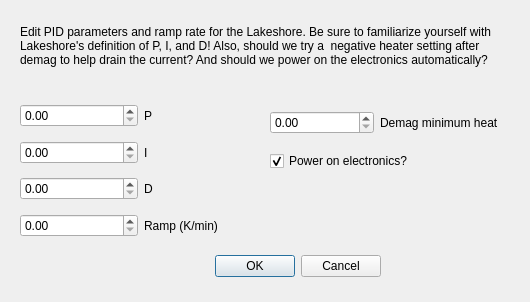
Qt form adr_gui/lakeshore_advanced.ui (usnistgov/quantum-sensors-tdm) before a commit.
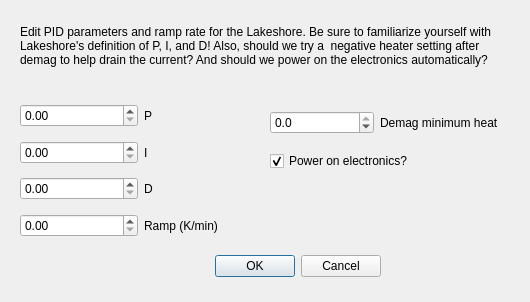
The same form after that commit.

The edit to the form file:
```diff
--- a/adr_gui/lakeshore_advanced.ui
+++ b/adr_gui/lakeshore_advanced.ui
@@ -126,7 +126,20 @@
     <item>
      <layout class="QHBoxLayout" name="horizontalLayout_6">
       <item>
-       <widget class="QDoubleSpinBox" name="spinbox_demag_min"/>
+       <widget class="QDoubleSpinBox" name="spinbox_demag_min">
+        <property name="decimals">
+         <number>1</number>
+        </property>
+        <property name="minimum">
+         <double>-10.000000000000000</double>
+        </property>
+        <property name="maximum">
+         <double>0.000000000000000</double>
+        </property>
+        <property name="singleStep">
+         <double>0.100000000000000</double>
+        </property>
+       </widget>
       </item>
       <item>
        <widget class="QLabel" name="label_7">
```
Left out of the diff: 2 changed lines with no effect on the pictures.
